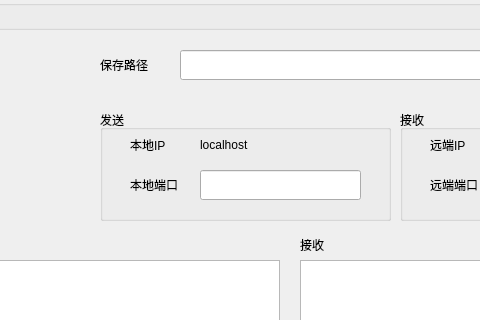
Above: src/gui/mainui.ui from realth000/localcharger before the change; both pictures show x 330 to 810 and y 0 to 320 of the 1100 by 700 pixel window. Below: the same form after it.
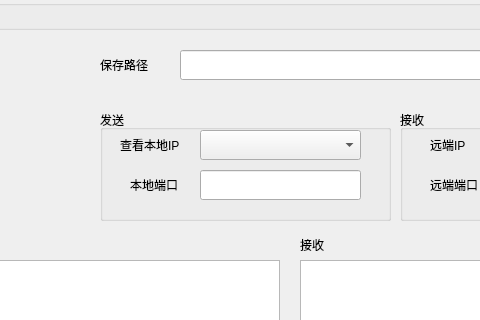
That is the form after the change. Custom widgets are drawn as their Qt base class.

Diff of the .ui file:
```diff
--- a/src/gui/mainui.ui
+++ b/src/gui/mainui.ui
@@ -270,17 +270,17 @@
    <widget class="QLabel" name="label_7">
     <property name="geometry">
      <rect>
-      <x>30</x>
+      <x>20</x>
       <y>20</y>
-      <width>71</width>
+      <width>81</width>
       <height>30</height>
      </rect>
     </property>
     <property name="text">
-     <string>本地IP</string>
+     <string>查看本地IP</string>
     </property>
    </widget>
-   <widget class="QLabel" name="recverUrlHintLabel">
+   <widget class="QComboBox" name="recverUrlHintComboBox">
     <property name="geometry">
      <rect>
       <x>100</x>
@@ -289,12 +289,6 @@
       <height>30</height>
      </rect>
     </property>
-    <property name="text">
-     <string>localhost</string>
-    </property>
-    <property name="alignment">
-     <set>Qt::AlignLeading|Qt::AlignLeft|Qt::AlignVCenter</set>
-    </property>
    </widget>
   </widget>
   <widget class="QPushButton" name="updateWebConfigPushButton">
```
